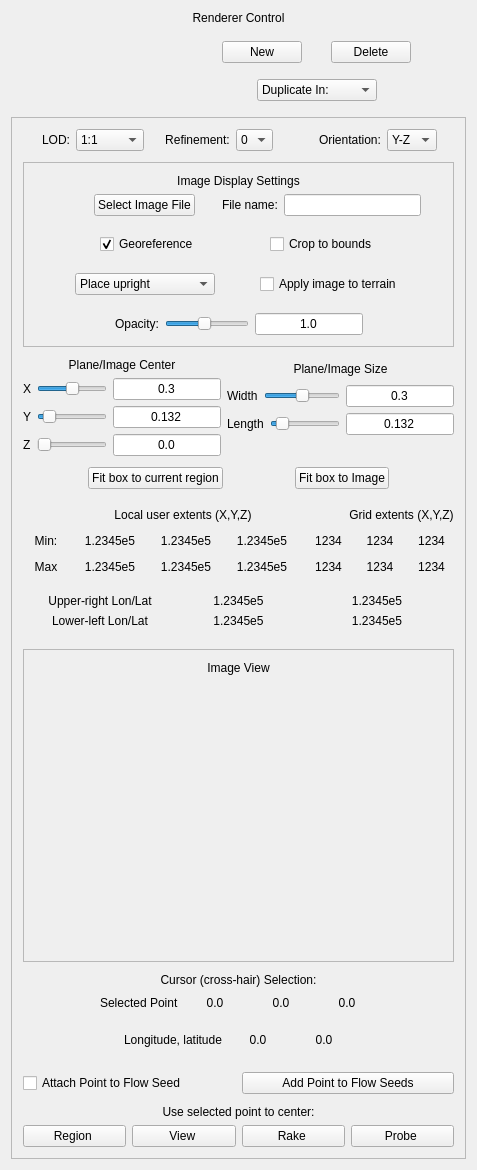
Above: apps/vaporgui/guis/ui/twoDimagetab.ui from yyr/vapor before the change. Below: the same form after it.
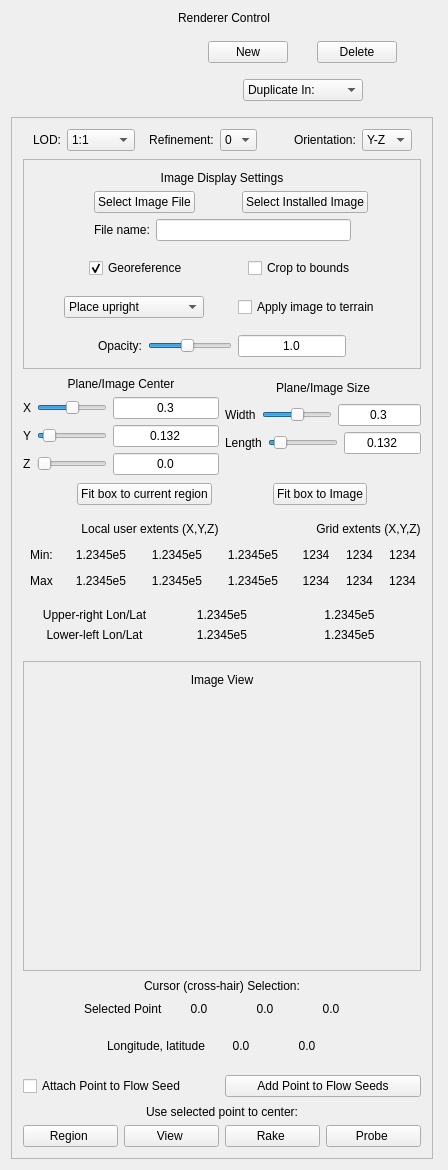
That is the form after the change. Custom widgets are drawn as their Qt base class.

Commit message: Resize some tabs.  Also provide button to choose installed image.

What changed in the file:
```diff
--- a/apps/vaporgui/guis/ui/twoDimagetab.ui
+++ b/apps/vaporgui/guis/ui/twoDimagetab.ui
@@ -6,7 +6,7 @@
    <rect>
     <x>0</x>
     <y>0</y>
-    <width>470</width>
+    <width>448</width>
     <height>1170</height>
    </rect>
   </property>
@@ -267,6 +267,12 @@
      </item>
      <item>
       <widget class="QFrame" name="mainFrame">
+       <property name="maximumSize">
+        <size>
+         <width>422</width>
+         <height>16777215</height>
+        </size>
+       </property>
        <property name="whatsThis">
         <string>The 2D panel controls the location and size of a 2-dimensional planar region that is placed within the full data volume.   Horizontal (X-Y) 2D variables can be displayed in this region or mapped to the terrain (on terrain-following grids).  In image mode, geo-referenced images are displayed. This panel controls positioning and color-mapping of the planar region and, in data mode, allows querying variable values and flow seed placement.</string>
        </property>
@@ -527,9 +533,9 @@
                 </widget>
                </item>
                <item>
-                <layout class="QHBoxLayout">
+                <layout class="QHBoxLayout" name="_3">
                  <item>
-                  <spacer name="spacer54_2">
+                  <spacer name="spacer54_4">
                    <property name="orientation">
                     <enum>Qt::Horizontal</enum>
                    </property>
@@ -558,7 +564,7 @@
                   </widget>
                  </item>
                  <item>
-                  <spacer name="spacer102_2">
+                  <spacer name="spacer102_4">
                    <property name="orientation">
                     <enum>Qt::Horizontal</enum>
                    </property>
@@ -574,6 +580,52 @@
                   </spacer>
                  </item>
                  <item>
+                  <widget class="QPushButton" name="installedImageButton">
+                   <property name="toolTip">
+                    <string>Click to select a pre-installed image</string>
+                   </property>
+                   <property name="text">
+                    <string>Select Installed Image</string>
+                   </property>
+                  </widget>
+                 </item>
+                 <item>
+                  <spacer name="spacer56_4">
+                   <property name="orientation">
+                    <enum>Qt::Horizontal</enum>
+                   </property>
+                   <property name="sizeType">
+                    <enum>QSizePolicy::Expanding</enum>
+                   </property>
+                   <property name="sizeHint" stdset="0">
+                    <size>
+                     <width>20</width>
+                     <height>20</height>
+                    </size>
+                   </property>
+                  </spacer>
+                 </item>
+                </layout>
+               </item>
+               <item>
+                <layout class="QHBoxLayout">
+                 <item>
+                  <spacer name="spacer54_2">
+                   <property name="orientation">
+                    <enum>Qt::Horizontal</enum>
+                   </property>
+                   <property name="sizeType">
+                    <enum>QSizePolicy::Expanding</enum>
+                   </property>
+                   <property name="sizeHint" stdset="0">
+                    <size>
+                     <width>59</width>
+                     <height>20</height>
+                    </size>
+                   </property>
+                  </spacer>
+                 </item>
+                 <item>
                   <widget class="QLabel" name="textLabel1_5">
                    <property name="text">
                     <string>File name:</string>
@@ -587,7 +639,7 @@
                   <widget class="QLineEdit" name="filenameEdit">
                    <property name="minimumSize">
                     <size>
-                     <width>137</width>
+                     <width>195</width>
                      <height>0</height>
                     </size>
                    </property>
```
The commit also changes 5 other files.
